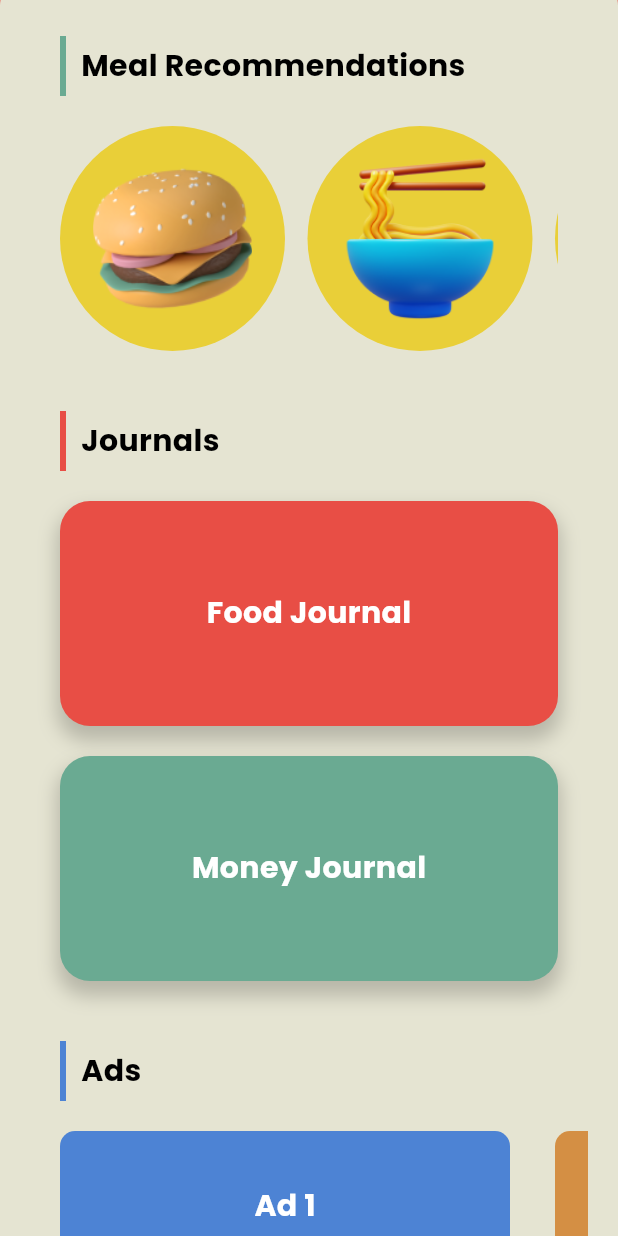
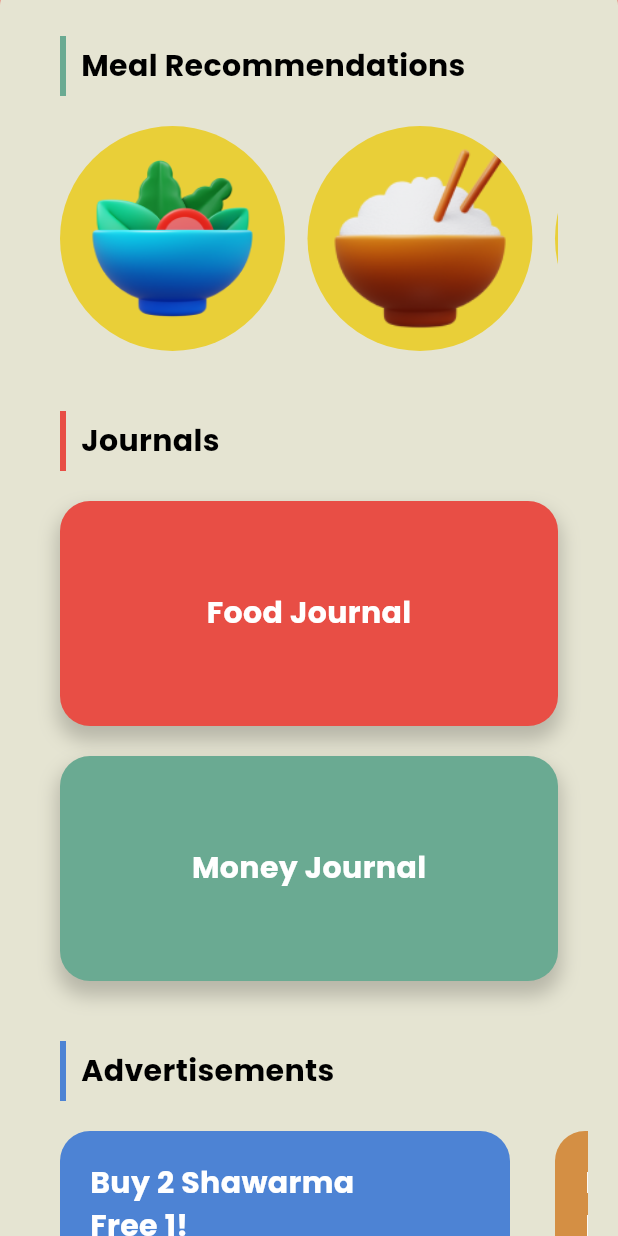
Before and after one commit to shazwydaniel/FYP_UMakan, a Flutter app: the HomePageScreen screen opened directly, scrolled down 576 dp, on a phone screen of 412 x 824 dp. Run offline on Flutter 3.47's test engine with Material 3 defaults, Android fonts, the phone set to English and light mode, and no system bars; our stand-ins replace cloud_firestore, connectivity_plus, firebase_auth, firebase_core, firebase_storage, flutter_native_splash and 7 more; missing offline and left inert: bubble_lens, dart:ffi; accounts and stored records are empty.

Commit message:
FE - Homepage Ads UI Revamp

```diff
--- a/lib/features/authentication/screens/homepage/homepage.dart
+++ b/lib/features/authentication/screens/homepage/homepage.dart
@@ -536,7 +536,7 @@ class HomePageScreen extends StatelessWidget {
                           const SizedBox(
                               width: 10), // Space between the line and text
                           Text(
-                            'Ads',
+                            'Advertisements',
                             style: TextStyle(
                               fontSize: 20, // Adjust the font size as needed
                               fontWeight: FontWeight.bold,
@@ -550,26 +550,74 @@ class HomePageScreen extends StatelessWidget {
                     SingleChildScrollView(
                       scrollDirection: Axis.horizontal,
                       child: Row(
-                        children: List.generate(5, (index) {
+                        children: List.generate(4, (index) {
                           return Container(
                             width: 300,
-                            height: 100,
                             margin: const EdgeInsets.only(
-                                left: 20, bottom: 20, right: 10),
+                              left: 20,
+                              right: 10,
+                            ),
                             decoration: BoxDecoration(
-                              color: index.isEven
-                                  ? TColors.cobalt
-                                  : TColors.bubbleOrange,
-                              borderRadius: BorderRadius.circular(10),
+                              color: index.isEven ? TColors.cobalt : TColors.bubbleOrange,
+                              borderRadius: BorderRadius.circular(20), // Increased border radius for a softer look
                             ),
-                            child: Center(
-                              child: Text(
-                                'Ad ${index + 1}',
-                                style: TextStyle(
-                                  color: dark ? Colors.white : Colors.white,
-                                  fontSize: 20,
-                                  fontWeight: FontWeight.bold,
-                                ),
+                            child: Padding(
+                              padding: const EdgeInsets.all(20.0), // Added padding for better content spacing
+                              child: Row(
+                                crossAxisAlignment: CrossAxisAlignment.center,
+                                children: [
+                                  Expanded(
+                                    child: Column(
+                                      crossAxisAlignment: CrossAxisAlignment.start,
+                                      mainAxisAlignment: MainAxisAlignment.center,
+                                      children: [
+                                        Text(
+                                          'Buy 2 Shawarma\nFree 1!',
+                                          style: TextStyle(
+                                            color: Colors.white,
+                                            fontSize: 20, // Adjusted font size
+                                            fontWeight: FontWeight.bold,
+                                          ),
+                                        ),
+                                        SizedBox(height: 8), // Spacing between texts
+                                        Container(
+                                          padding: EdgeInsets.symmetric(
+                                            vertical: 2,
+                                            horizontal: 8,
+                                          ),
+                                          decoration: BoxDecoration(
+                                            color: index.isEven ? TColors.bubbleBlue.withOpacity(0.8) : TColors.darkGreen.withOpacity(0.4),
+                                            borderRadius: BorderRadius.circular(10),
+                                          ),
+                                          child: Text(
+                                            '6.6.24 - 10.6.24',
+                                            style: TextStyle(
+                                              color: Colors.black,
+                                              fontSize: 12,
+                                              fontWeight: FontWeight.bold,
+                                            ),
+                                          ),
+                                        ),
+                                        Positioned(
+                                          bottom: 0,
+                                          right: 0,
+                                          child: Row(
+                                            children: [
+                                              Text(
+                                                'KK12',
+                                                style: TextStyle(
+                                                  color: Colors.white,
+                                                  fontSize: 35,
+                                                  fontWeight: FontWeight.bold,
+                                                ),
+                                              ),
+                                            ],
+                                          ),
+                                        ),
+                                      ],
+                                    ),
+                                  ),
+                                ],
                               ),
                             ),
                           );
--- a/lib/features/moneyjournal/screens/money_journal_main_page.dart
+++ b/lib/features/moneyjournal/screens/money_journal_main_page.dart
@@ -157,7 +157,7 @@ class MoneyJournalMainPage extends StatelessWidget {
                               children: [
                                 Padding(
                                   padding: const EdgeInsets.only(
-                                      top: 30.0), // Adjust position
+                                      top: 25.0), // Adjust position
                                   child: Text(
                                     'RM',
                                     style: TextStyle(
@@ -424,7 +424,7 @@ class MoneyJournalMainPage extends StatelessWidget {
                                   child: Row(
                                     children: [
                                       Padding(
-                                        padding: const EdgeInsets.only(top: 30.0),
+                                        padding: const EdgeInsets.only(top: 22.0),
                                         child: Text(
                                           'RM',
                                           style: TextStyle(
```
Also changed, not shown: assets/images/meal_image_1.png, assets/images/meal_image_2.png, assets/images/meal_image_3.png, assets/images/meal_image_4.png.
